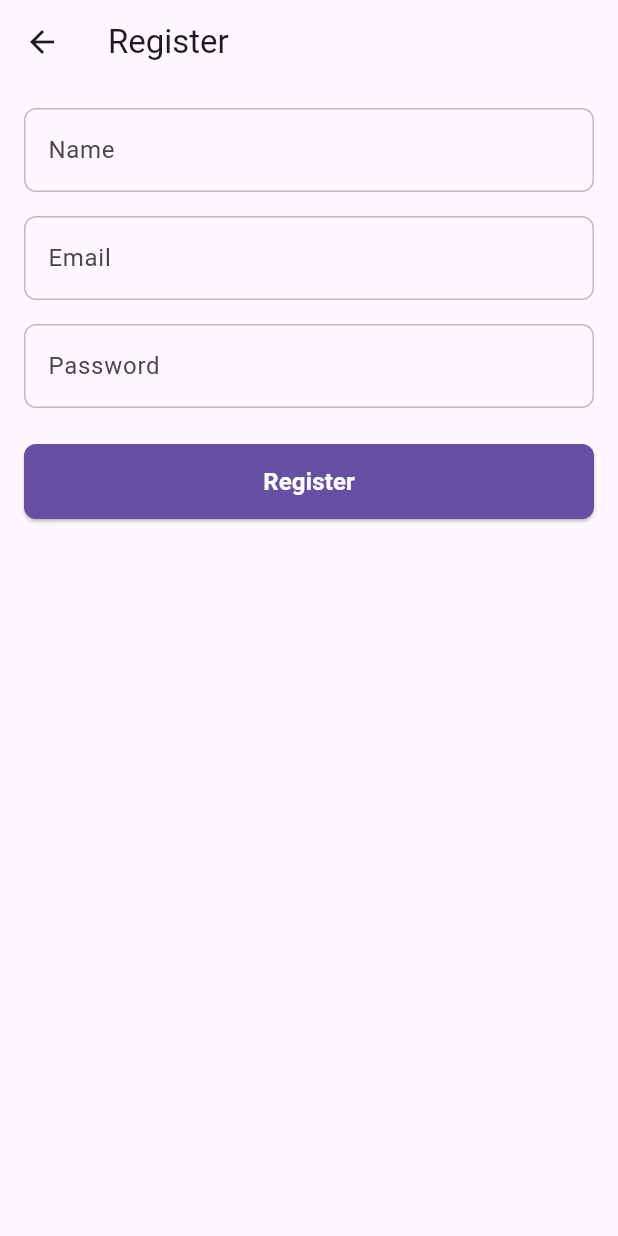
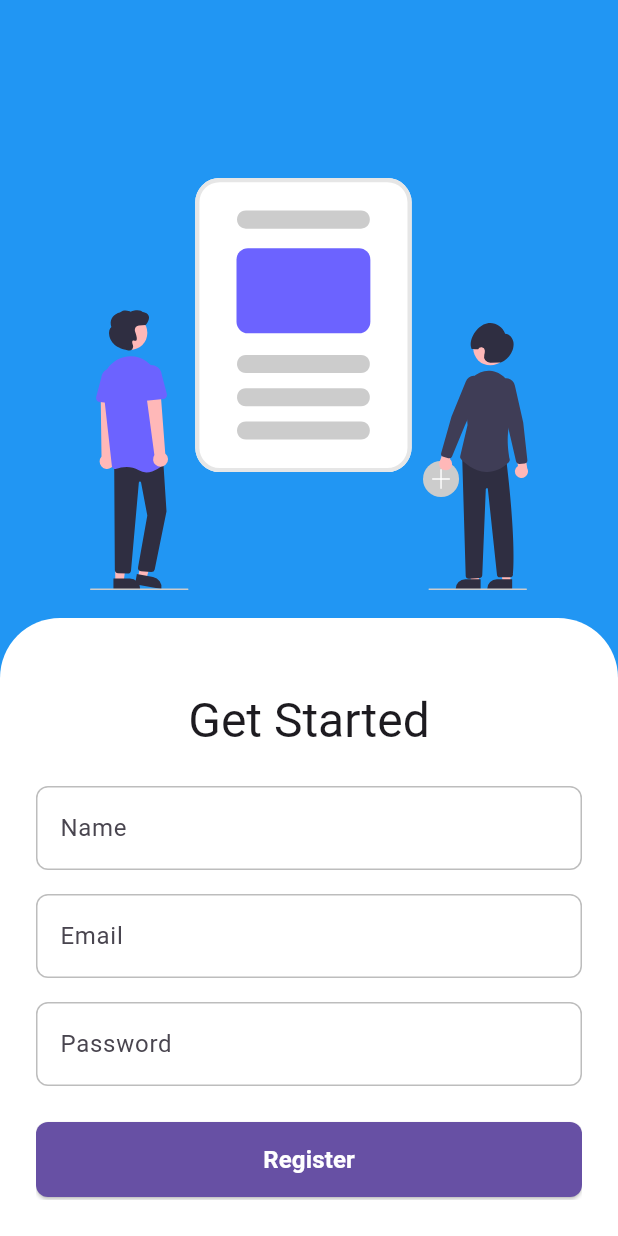
Before and after one commit to AgusTinusT/story_app_flutter, a Flutter app: the screen it shows after launch, after a tap on "Login", after a tap on "Belum punya akun? Register", on a phone screen of 412 x 824 dp. Run offline on Flutter 3.47's test engine with Material 3 defaults, Android fonts, the phone set to English and light mode, and no system bars; our stand-ins replace flutter_secure_storage, flutter_svg, geocoding, go_router, google_maps_flutter, image_picker and 1 more.

Commit message:
feat(auth): enhance login and register screen UI   - implement new UI design for login and register screens   - add background images to improve visual appeal   - change input style   - fix register form validation   - add svg picture

```diff
--- a/lib/router.dart
+++ b/lib/router.dart
@@ -3,10 +3,10 @@ import 'package:go_router/go_router.dart';
 import 'package:story_app/screens/add_story_screen.dart';
 import 'package:story_app/screens/home_screen.dart';
 import 'package:story_app/screens/login_screen.dart';
+import 'package:story_app/screens/pick_location_screen.dart';
 import 'package:story_app/screens/register_screen.dart';
 import 'package:story_app/screens/splash_screen.dart';
 import 'package:story_app/screens/story_detail_screen.dart';
-import 'package:story_app/screens/pick_location_screen.dart';
 
 class AppRouter {
   static final GoRouter router = GoRouter(
--- a/lib/screens/login_screen.dart
+++ b/lib/screens/login_screen.dart
@@ -1,4 +1,5 @@
 import 'package:flutter/material.dart';
+import 'package:flutter_svg/flutter_svg.dart';
 import 'package:go_router/go_router.dart';
 import 'package:provider/provider.dart';
 import 'package:story_app/providers/auth_provider.dart';
@@ -41,15 +42,52 @@ class _LoginScreenState extends State<LoginScreen> {
     final authProvider = Provider.of<AuthProvider>(context);
 
     return Scaffold(
-      appBar: AppBar(title: const Text('Login')),
-      body: Padding(
-        padding: const EdgeInsets.all(16.0),
+      backgroundColor: Colors.blue,
+      body: Stack(
+        children: [
+          Positioned(
+            top: 50,
+            left: 60,
+            right: 60,
+            height: MediaQuery.of(context).size.height * 0.5,
+            child: SvgPicture.asset(
+              'assets/images/undraw_blog-post_f68f.svg',
+              fit: BoxFit.fitWidth,
+            ),
+          ),
+
+          Positioned(
+            left: 0,
+            right: 0,
+            bottom: 0,
+            height: MediaQuery.of(context).size.height * 0.5,
+            child: Container(
+              decoration: const BoxDecoration(
+                color: Colors.white,
+                borderRadius: BorderRadius.only(
+                  topLeft: Radius.circular(40),
+                  topRight: Radius.circular(40),
+                ),
+              ),
+              child: Padding(
+                padding: EdgeInsets.only(
+                  left: 24.0,
+                  right: 24.0,
+                  top: 24.0,
+                  bottom: 24.0,
+                ),
                 child: Form(
                   key: _formKey,
                   child: SingleChildScrollView(
                     child: Column(
                       mainAxisAlignment: MainAxisAlignment.center,
                       children: [
+                        const SizedBox(height: 24),
+                        Text(
+                          'Welcome Back',
+                          style: Theme.of(context).textTheme.headlineLarge,
+                        ),
+                        const SizedBox(height: 24),
                         AppTextField(
                           controller: _emailController,
                           labelText: 'Email',
@@ -58,7 +96,9 @@ class _LoginScreenState extends State<LoginScreen> {
                             if (value == null || value.isEmpty) {
                               return 'Please enter your email';
                             }
-                    if (!RegExp(r'^[^@]+@[^@]+\.[^@]+').hasMatch(value)) {
+                            if (!RegExp(
+                              r'^[^@]+@[^@]+\.[^@]+',
+                            ).hasMatch(value)) {
                               return 'Please enter a valid email';
                             }
                             return null;
@@ -95,6 +135,10 @@ class _LoginScreenState extends State<LoginScreen> {
                   ),
                 ),
               ),
+            ),
+          ),
+        ],
+      ),
     );
   }
 }
--- a/lib/screens/register_screen.dart
+++ b/lib/screens/register_screen.dart
@@ -1,4 +1,5 @@
 import 'package:flutter/material.dart';
+import 'package:flutter_svg/svg.dart';
 import 'package:go_router/go_router.dart';
 import 'package:provider/provider.dart';
 import 'package:story_app/providers/auth_provider.dart';
@@ -48,15 +49,51 @@ class _RegisterScreenState extends State<RegisterScreen> {
     final authProvider = Provider.of<AuthProvider>(context);
 
     return Scaffold(
-      appBar: AppBar(title: const Text('Register')),
-      body: Padding(
-        padding: const EdgeInsets.all(16.0),
+      backgroundColor: Colors.blue,
+      body: Stack(
+        children: [
+          Positioned(
+            top: 50,
+            left: 60,
+            right: 60,
+            height: MediaQuery.of(context).size.height * 0.5,
+            child: SvgPicture.asset(
+              'assets/images/undraw_blog-post_f68f.svg',
+              fit: BoxFit.fitWidth,
+            ),
+          ),
+          Positioned(
+            left: 0,
+            right: 0,
+            bottom: 0,
+            height: MediaQuery.of(context).size.height * 0.5,
+            child: Container(
+              decoration: const BoxDecoration(
+                color: Colors.white,
+                borderRadius: BorderRadius.only(
+                  topLeft: Radius.circular(40),
+                  topRight: Radius.circular(40),
+                ),
+              ),
+              child: Padding(
+                padding: EdgeInsets.only(
+                  left: 24.0,
+                  right: 24.0,
+                  top: 24.0,
+                  bottom: 24.0,
+                ),
                 child: Form(
                   key: _formKey,
                   child: SingleChildScrollView(
                     child: Column(
                       mainAxisAlignment: MainAxisAlignment.center,
                       children: [
+                        const SizedBox(height: 24),
+                        Text(
+                          'Get Started',
+                          style: Theme.of(context).textTheme.headlineLarge,
+                        ),
+                        const SizedBox(height: 24),
                         AppTextField(
                           controller: _nameController,
                           labelText: 'Name',
@@ -76,7 +113,9 @@ class _RegisterScreenState extends State<RegisterScreen> {
                             if (value == null || value.isEmpty) {
                               return 'Please enter your email';
                             }
-                    if (!RegExp(r'^[^@]+@[^@]+\.[^@]+').hasMatch(value)) {
+                            if (!RegExp(
+                              r'^[^@]+@[^@]+\.[^@]+',
+                            ).hasMatch(value)) {
                               return 'Please enter a valid email';
                             }
                             return null;
@@ -105,11 +144,21 @@ class _RegisterScreenState extends State<RegisterScreen> {
                               onPressed: () => _handleRegister(authProvider),
                               isLoading: authProvider.isLoading,
                             ),
+                        TextButton(
+                          onPressed: () {
+                            context.push('/login');
+                          },
+                          child: const Text('Sudah punya akun? login'),
+                        ),
                       ],
                     ),
                   ),
                 ),
               ),
+            ),
+          ),
+        ],
+      ),
     );
   }
 }
--- a/pubspec.yaml
+++ b/pubspec.yaml
@@ -19,6 +19,7 @@ dependencies:
   json_annotation: ^4.9.0
   permission_handler: ^11.0.1
   geocoding: ^2.0.0
+  flutter_svg: ^2.0.10+1
 
 dev_dependencies:
   flutter_test:
@@ -29,3 +30,7 @@ dev_dependencies:
 
 flutter:
   uses-material-design: true
+
+  assets:
+    - assets/images/
+    - assets/images/undraw_blog-post_f68f.svg
```
Also changed, not shown: assets/images/background_wallpaper.jpg (added), assets/images/undraw_blog-post_f68f.svg (added), pubspec.lock. Lines whose indentation alone changed are shown as unchanged.
